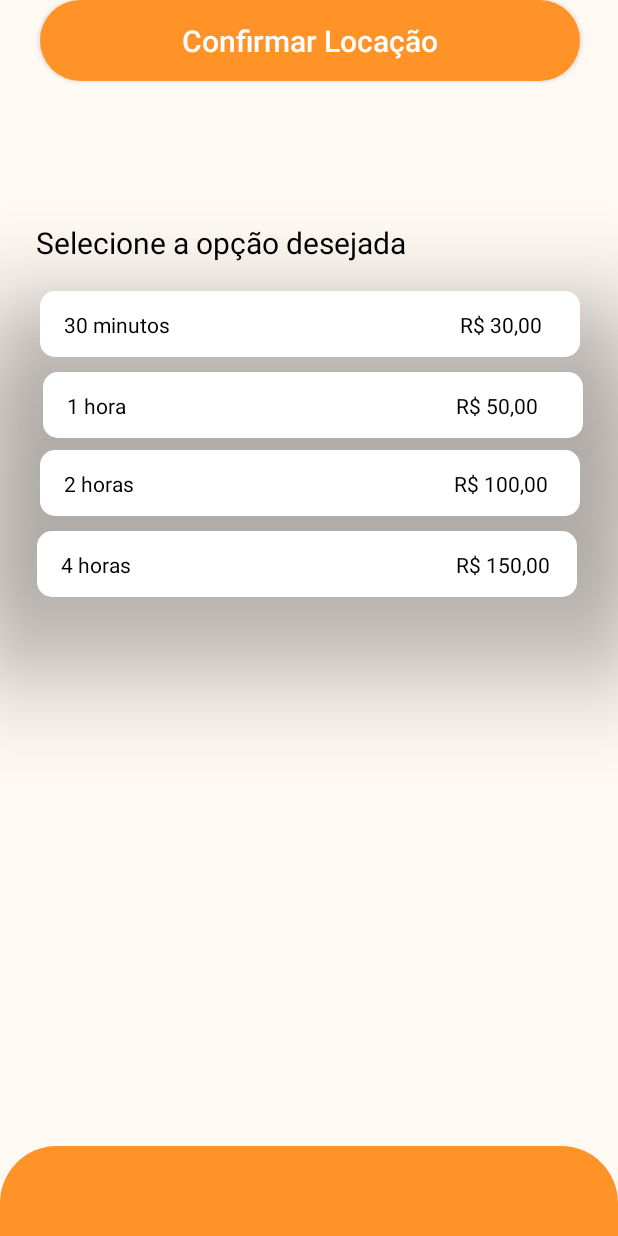
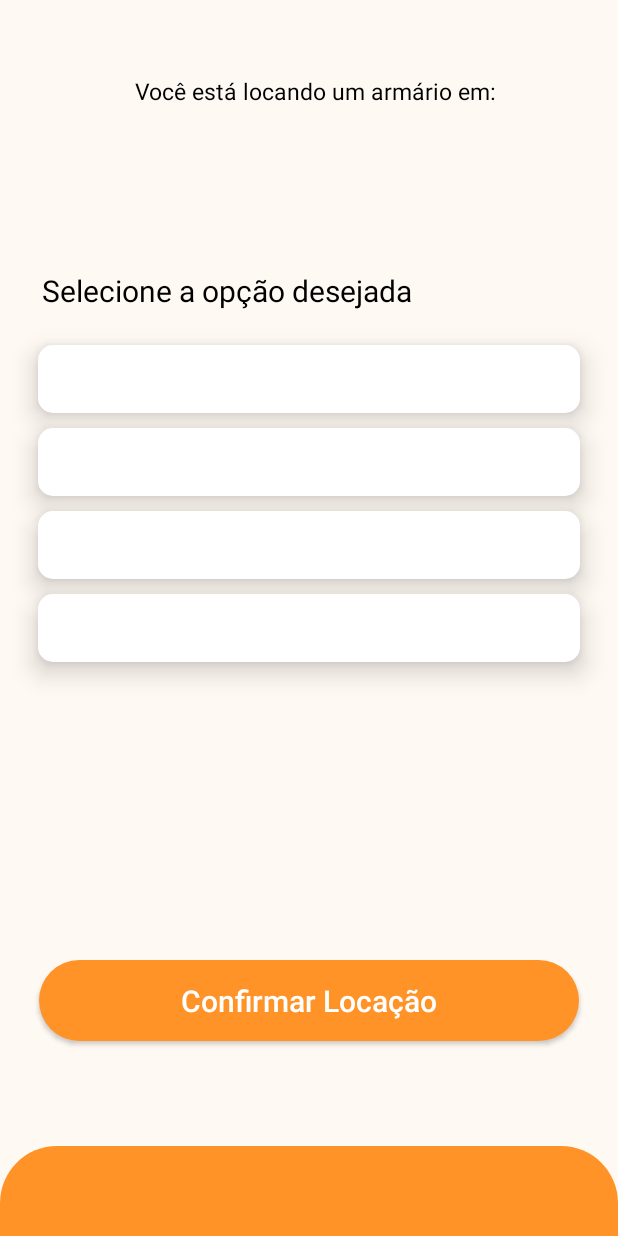
Before and after one commit to PI3-T7/PI3-ES-2024-T7, an Android app built with Jetpack Compose: the layout activity_location.xml on its own in the app's theme, with its tools: preview values and no code run, on a phone screen of 412 x 824 dp. Run offline under Robolectric (Android 15) with nearby library versions, the phone set to English and light mode, and no system bars.

Commit message:
Consertando erro de Layout

```diff
--- a/app/src/main/res/layout/activity_location.xml
+++ b/app/src/main/res/layout/activity_location.xml
@@ -7,126 +7,90 @@
     android:background="@color/background"
     tools:context=".LocationActivity">
 
-    <androidx.constraintlayout.widget.ConstraintLayout
-        android:id="@+id/opcao1"
-        android:layout_width="360dp"
-        android:layout_height="44dp"
-        android:layout_marginTop="194dp"
-        android:background="@drawable/container_white_semborda"
-        android:elevation="50dp"
+    <RadioGroup
+        android:id="@+id/radioGroupOptions"
+        android:layout_width="0dp"
+        android:layout_height="520dp"
+        android:layout_marginTop="10dp"
+        android:background="@android:color/transparent"
+        android:orientation="vertical"
+        app:layout_constraintTop_toTopOf="parent"
         app:layout_constraintEnd_toEndOf="parent"
-        app:layout_constraintHorizontal_bias="0.509"
-        app:layout_constraintStart_toStartOf="parent"
-        app:layout_constraintTop_toTopOf="parent">
+        app:layout_constraintStart_toStartOf="parent">
 
-        <TextView
+        <RadioButton
+            android:id="@+id/btn30min"
             android:layout_width="match_parent"
             android:layout_height="wrap_content"
-            android:layout_marginStart="16dp"
-            android:text="30 minutos                                                          R$ 30,00"
-            android:textColor="@color/black"
-            app:layout_constraintBottom_toBottomOf="parent"
-            app:layout_constraintStart_toStartOf="parent"
-            app:layout_constraintTop_toTopOf="parent" />
-    </androidx.constraintlayout.widget.ConstraintLayout>
+            android:layout_marginTop="220dp"
+            android:layout_marginStart="25dp"
+            android:layout_marginEnd="25dp"
+            android:background="@drawable/container_white_semborda"
+            android:elevation="10dp"
+            android:padding="12dp"
+            android:textSize="15sp"
+            android:button="@null"
+            android:textColor="@color/black" />
 
-    <androidx.constraintlayout.widget.ConstraintLayout
-        android:id="@+id/opcao2"
-        android:layout_width="360dp"
-        android:layout_height="44dp"
-        android:layout_marginTop="10dp"
-        android:background="@drawable/container_white_semborda"
-        android:elevation="50dp"
-        app:layout_constraintEnd_toEndOf="parent"
-        app:layout_constraintHorizontal_bias="0.549"
-        app:layout_constraintStart_toStartOf="parent"
-        app:layout_constraintTop_toBottomOf="@+id/opcao1">
-
-        <TextView
+        <RadioButton
+            android:id="@+id/btn1hour"
             android:layout_width="match_parent"
             android:layout_height="wrap_content"
-            android:layout_marginStart="16dp"
-            android:text="1 hora                                                                  R$ 50,00"
-            android:textColor="@color/black"
-            app:layout_constraintBottom_toBottomOf="parent"
-            app:layout_constraintStart_toStartOf="parent"
-            app:layout_constraintTop_toTopOf="parent" />
+            android:layout_marginTop="10dp"
+            android:layout_marginStart="25dp"
+            android:layout_marginEnd="25dp"
+            android:background="@drawable/container_white_semborda"
+            android:elevation="10dp"
+            android:padding="12dp"
+            android:textSize="15sp"
+            android:button="@null"
+            android:textColor="@color/black"/>
 
-    </androidx.constraintlayout.widget.ConstraintLayout>
-
-    <androidx.constraintlayout.widget.ConstraintLayout
-        android:id="@+id/opcao3"
-        android:layout_width="360dp"
-        android:layout_height="44dp"
-        android:layout_marginTop="8dp"
-        android:background="@drawable/container_white_semborda"
-        android:elevation="50dp"
-        app:layout_constraintEnd_toEndOf="parent"
-        app:layout_constraintHorizontal_bias="0.509"
-        app:layout_constraintStart_toStartOf="parent"
-        app:layout_constraintTop_toBottomOf="@+id/opcao2">
-
-        <TextView
+        <RadioButton
+            android:id="@+id/btn2hours"
             android:layout_width="match_parent"
             android:layout_height="wrap_content"
-            android:layout_marginStart="16dp"
-            android:text="2 horas                                                                R$ 100,00"
-            android:textColor="@color/black"
-            app:layout_constraintBottom_toBottomOf="parent"
-            app:layout_constraintStart_toStartOf="parent"
-            app:layout_constraintTop_toTopOf="parent" />
+            android:layout_marginTop="10dp"
+            android:layout_marginStart="25dp"
+            android:layout_marginEnd="25dp"
+            android:background="@drawable/container_white_semborda"
+            android:elevation="10dp"
+            android:padding="12dp"
+            android:textSize="15sp"
+            android:button="@null"
+            android:textColor="@color/black" />
 
-    </androidx.constraintlayout.widget.ConstraintLayout>
-
-    <androidx.constraintlayout.widget.ConstraintLayout
-        android:id="@+id/opcao4"
-        android:layout_width="360dp"
-        android:layout_height="44dp"
-        android:layout_marginTop="10dp"
-        android:background="@drawable/container_white_semborda"
-        android:elevation="50dp"
-        app:layout_constraintEnd_toEndOf="parent"
-        app:layout_constraintHorizontal_bias="0.47"
-        app:layout_constraintStart_toStartOf="parent"
-        app:layout_constraintTop_toBottomOf="@+id/opcao3">
-
-        <TextView
+        <RadioButton
+            android:id="@+id/btn4hours"
             android:layout_width="match_parent"
             android:layout_height="wrap_content"
-            android:layout_marginStart="16dp"
-            android:text="4 horas                                                                 R$ 150,00"
+            android:layout_marginTop="10dp"
+            android:layout_marginStart="25dp"
+            android:layout_marginEnd="25dp"
+            android:background="@drawable/container_white_semborda"
+            android:elevation="10dp"
+            android:padding="12dp"
+            android:textSize="15sp"
+            android:button="@null"
+            android:textColor="@color/black" />
+
+        <RadioButton
+            android:id="@+id/btnUntil18"
+            android:layout_width="wrap_content"
+            android:layout_height="wrap_content"
+            android:layout_marginStart="25dp"
+            android:layout_marginTop="10dp"
+            android:layout_marginEnd="25dp"
+            android:background="@drawable/container_white_semborda"
+            android:button="@null"
+            android:elevation="10dp"
+            android:padding="12dp"
             android:textColor="@color/black"
-            app:layout_constraintBottom_toBottomOf="parent"
-            app:layout_constraintStart_toStartOf="parent"
-            app:layout_constraintTop_toTopOf="parent" />
+            android:textSize="15sp"
+            android:visibility="gone" />
 
-    </androidx.constraintlayout.widget.ConstraintLayout>
+    </RadioGroup>
 
-    <androidx.constraintlayout.widget.ConstraintLayout
-        android:id="@+id/opcao5"
-        android:layout_width="360dp"
-        android:layout_height="44dp"
-        android:layout_marginTop="10dp"
-        android:background="@drawable/container_white_semborda"
-        android:elevation="50dp"
-        android:visibility="gone"
-        app:layout_constraintEnd_toEndOf="parent"
-        app:layout_constraintHorizontal_bias="0.47"
-        app:layout_constraintStart_toStartOf="parent"
-        app:layout_constraintTop_toBottomOf="@+id/opcao4">
-
-        <TextView
-            android:id="@+id/numCartao"
-            android:layout_width="match_parent"
-            android:layout_height="wrap_content"
-            android:layout_marginStart="16dp"
-            android:text="Do momento até 18h                                        R$ 150,00"
-            android:textColor="@color/black"
-            app:layout_constraintBottom_toBottomOf="parent"
-            app:layout_constraintStart_toStartOf="parent"
-            app:layout_constraintTop_toTopOf="parent" />
-
-    </androidx.constraintlayout.widget.ConstraintLayout>
 
     <View
         android:id="@+id/container"
@@ -135,7 +99,6 @@
         android:background="@drawable/container_voltar_mapa"
         app:layout_constraintBottom_toBottomOf="parent"
         app:layout_constraintEnd_toEndOf="parent"
-        app:layout_constraintHorizontal_bias="0.0"
         app:layout_constraintStart_toStartOf="parent" />
 
     <ImageView
@@ -159,29 +122,53 @@
         app:srcCompat="@drawable/icon_home" />
 
     <TextView
+        android:id="@+id/informacao"
+        android:layout_width="wrap_content"
+        android:layout_height="wrap_content"
+        android:layout_marginStart="90dp"
+        android:layout_marginTop="50dp"
+        android:text="Você está locando um armário em: "
+        android:textColor="@color/black"
+        android:textSize="15sp"
+        app:layout_constraintStart_toStartOf="parent"
+        app:layout_constraintTop_toTopOf="parent" />
+
+    <TextView
+        android:id="@+id/local"
+        android:layout_width="wrap_content"
+        android:layout_height="wrap_content"
+        android:layout_marginTop="85dp"
+        android:textSize="20sp"
+        android:textColor="@color/orange"
+        app:layout_constraintStart_toStartOf="parent"
+        app:layout_constraintEnd_toEndOf="parent"
+        app:layout_constraintTop_toTopOf="parent" />
+
+
+    <TextView
         android:id="@+id/textView"
         android:layout_width="wrap_content"
         android:layout_height="wrap_content"
-        android:layout_marginStart="24dp"
-        android:layout_marginTop="148dp"
+        android:layout_marginStart="28dp"
+        android:layout_marginTop="180dp"
         android:text="Selecione a opção desejada"
         android:textColor="@color/black"
-        android:textSize="20dp"
+        android:textSize="20sp"
         app:layout_constraintStart_toStartOf="parent"
         app:layout_constraintTop_toTopOf="parent" />
 
     <Button
-        android:id="@+id/butConfirmar"
+        android:id="@+id/bt_confirm_location"
         android:layout_width="360dp"
         android:layout_height="54dp"
+        android:layout_marginBottom="130dp"
         android:background="@drawable/button_opening"
         android:text="Confirmar Locação"
         android:textAllCaps="false"
         android:textColor="@color/white"
-        android:textSize="20dp"
+        android:textSize="20sp"
+        app:layout_constraintBottom_toBottomOf="parent"
         app:layout_constraintEnd_toEndOf="parent"
-        app:layout_constraintHorizontal_bias="0.509"
-        app:layout_constraintStart_toStartOf="parent"
-        tools:layout_editor_absoluteY="508dp" />
+        app:layout_constraintStart_toStartOf="parent" />
 
 </androidx.constraintlayout.widget.ConstraintLayout>
```
